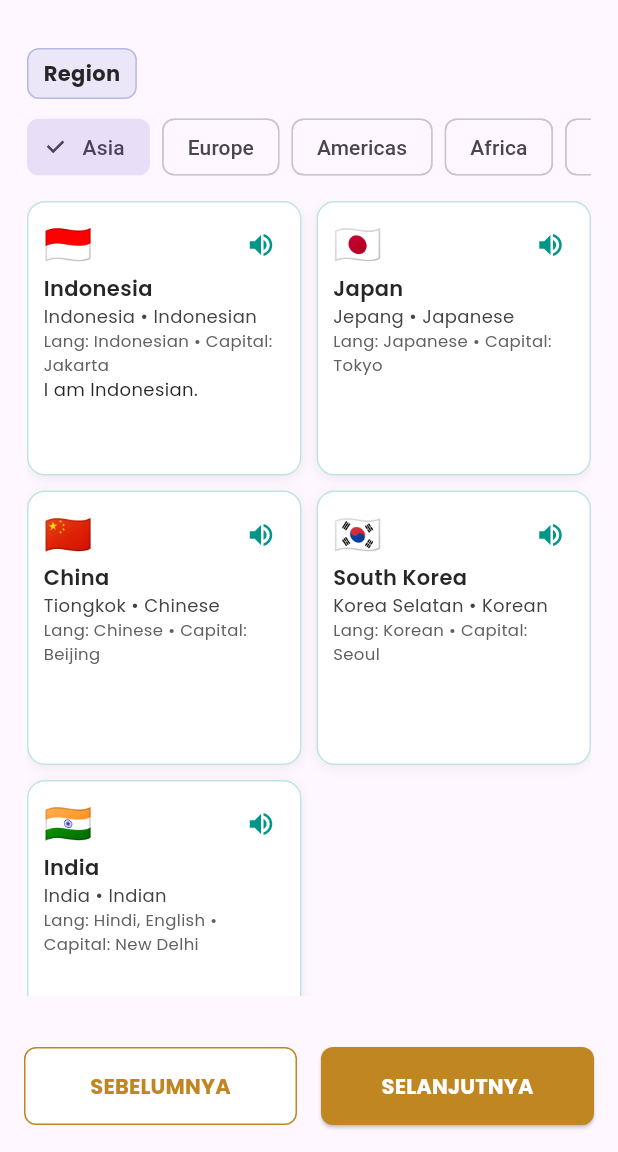
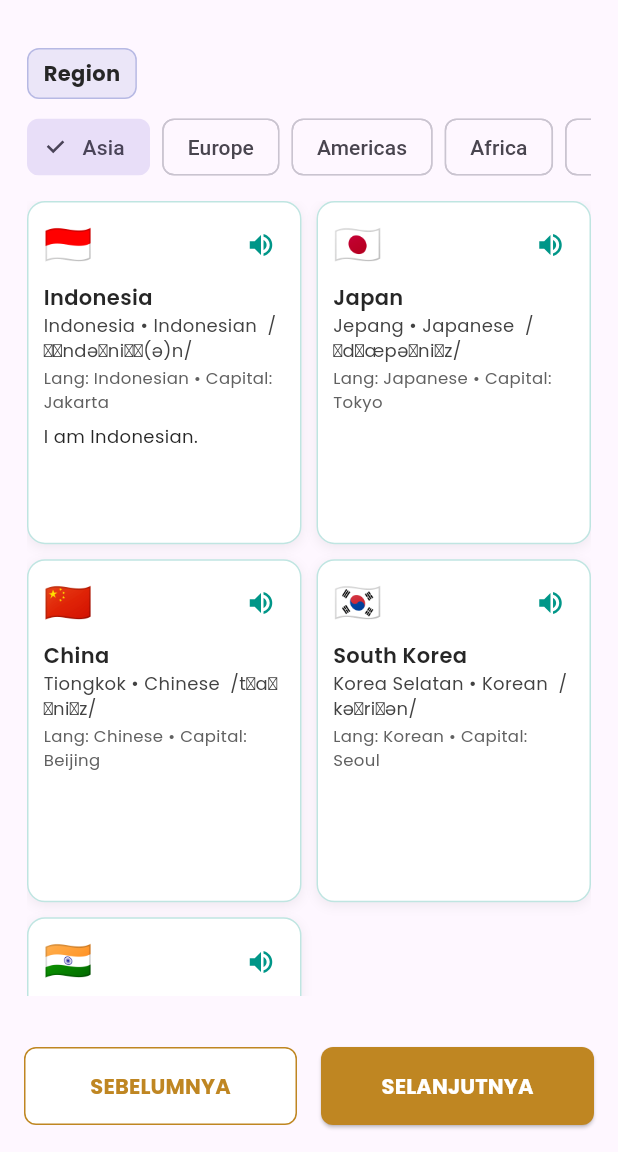
Before and after one commit to riyanari/the_pride, a Flutter app: the CountryPage screen opened by its route, swiped to page 3, on a phone screen of 412 x 824 dp, the part 84-1236 px from its top. Run offline on Flutter 3.47's test engine with Material 3 defaults, Android fonts, the phone set to English and light mode, and no system bars; our stand-ins replace audioplayers, awesome_dialog, google_fonts.

Commit message:
done konsep chapter 6

```diff
--- a/lib/pages/teori/level1/chapter3/jobs/tabs/kosakata_tab.dart
+++ b/lib/pages/teori/level1/chapter3/jobs/tabs/kosakata_tab.dart
@@ -26,7 +26,7 @@ class _JobsKosakataTabState extends State<JobsKosakataTab> {
 
     final width = MediaQuery.of(context).size.width;
     final isNarrow = width < 360;
-    final extent = isNarrow ? 210.0 : 230.0;
+    final extent = isNarrow ? 220.0 : 250.0;
 
     return Padding(
       padding: const EdgeInsets.symmetric(horizontal: 18.0, vertical: 16),
--- a/lib/pages/teori/level1/chapter6/country/country_shared.dart
+++ b/lib/pages/teori/level1/chapter6/country/country_shared.dart
@@ -395,79 +395,73 @@ Widget countryTile(
     child: Padding(
       padding: const EdgeInsets.all(10.0),
       child: Column(
+        mainAxisSize: MainAxisSize.min,                   // ⬅️ penting (tidak minta ruang tak terbatas)
+        crossAxisAlignment: CrossAxisAlignment.start,
         children: [
+          // Bar atas: bendera + tombol audio
           Row(
             mainAxisAlignment: MainAxisAlignment.spaceBetween,
             children: [
               Text(v.flag, style: const TextStyle(fontSize: 26)),
               if (audio != null)
                 SizedBox(
-                  width: 32,
-                  height: 32,
+                  width: 32, height: 32,
                   child: IconButton(
                     padding: EdgeInsets.zero,
-                    constraints: const BoxConstraints.tightFor(
-                      width: 32,
-                      height: 32,
-                    ),
+                    constraints: const BoxConstraints.tightFor(width: 32, height: 32),
                     tooltip: 'Play',
-                    onPressed: () =>
-                        audio.playSound(v.audio ?? kCountryAudioUrl),
+                    onPressed: () => audio.playSound(v.audio ?? kCountryAudioUrl),
                     icon: Icon(Icons.volume_up, color: color, size: 20),
                   ),
                 ),
             ],
           ),
-          Expanded(
-            child: Column(
-              mainAxisSize: MainAxisSize.min,
-              crossAxisAlignment: CrossAxisAlignment.start,
-              children: [
-                Row(
-                  children: [
-                    Expanded(
-                      child: Text(
+          const SizedBox(height: 6),
+
+          // Nama negara (EN)
+          Text(
             v.country,
             style: primaryTextStyle.copyWith(fontWeight: semiBold),
             maxLines: 1,
             overflow: TextOverflow.ellipsis,
           ),
+
+          // Indo + nationality
+          Text(
+            '${v.indo} • ${v.nationality}${v.ipa != null ? '  ${v.ipa}' : ''}',
+            style: primaryTextStyle.copyWith(fontSize: 12, color: Colors.grey[800]),
+            maxLines: 2,
+            overflow: TextOverflow.ellipsis,
+            softWrap: true,
           ),
-                  ],
-                ),
-                Text(
-                  '${v.indo} • ${v.nationality}',
-                  style: primaryTextStyle.copyWith(
-                    fontSize: 12,
-                    color: Colors.grey[800],
-                  ),
-                  maxLines: 1,
-                  overflow: TextOverflow.ellipsis,
-                ),
+
+          // Bahasa & ibu kota (wrap supaya gampang turun baris)
+          const SizedBox(height: 2),
           Text(
             'Lang: ${v.language} • Capital: ${v.capital}',
-                  style: primaryTextStyle.copyWith(
-                    fontSize: 11,
-                    color: Colors.grey[700],
+            style: primaryTextStyle.copyWith(fontSize: 11, color: Colors.grey[700]),
+            maxLines: 3,
+            overflow: TextOverflow.ellipsis,
+            softWrap: true,
           ),
-                  maxLines: null,
-                ),
-                if (v.example != null)
+
+          if (v.example != null) ...[
+            const SizedBox(height: 6),
             Text(
               v.example!,
               style: primaryTextStyle.copyWith(fontSize: 12),
-                    maxLines: 4,
+              maxLines: 3,
               overflow: TextOverflow.ellipsis,
+              softWrap: true,
             ),
           ],
-            ),
-          ),
         ],
       ),
     ),
   );
 }
 
+
 /// Utils
 List<CountryVocab> byRegion(String region) =>
     kCountryVocab.where((e) => e.region == region).toList();
--- a/lib/pages/teori/level1/chapter6/country/tabs/country_vocabulary_tab.dart
+++ b/lib/pages/teori/level1/chapter6/country/tabs/country_vocabulary_tab.dart
@@ -4,6 +4,7 @@ import '../country_shared.dart';
 
 class CountryVocabularyTab extends StatefulWidget {
   const CountryVocabularyTab({super.key});
+
   @override
   State<CountryVocabularyTab> createState() => _CountryVocabularyTabState();
 }
@@ -42,9 +43,13 @@ class _CountryVocabularyTabState extends State<CountryVocabularyTab> {
           const SizedBox(height: 12),
           Expanded(
             child: GridView.builder(
+              shrinkWrap: true,
               itemCount: items.length,
               gridDelegate: const SliverGridDelegateWithFixedCrossAxisCount(
-                crossAxisCount: 2, crossAxisSpacing: 10, mainAxisSpacing: 10, childAspectRatio: 1,
+                crossAxisCount: 2,
+                crossAxisSpacing: 10,
+                mainAxisSpacing: 10,
+                childAspectRatio: 0.8,
               ),
               itemBuilder: (_, i) => countryTile(items[i], audio: audio),
             ),
--- a/lib/pages/teori/level1/chapter6/map_direction/tabs/mapdir_vocabulary_tab.dart
+++ b/lib/pages/teori/level1/chapter6/map_direction/tabs/mapdir_vocabulary_tab.dart
@@ -4,6 +4,7 @@ import '../map_direction_shared.dart';
 
 class MapDirVocabularyTab extends StatefulWidget {
   const MapDirVocabularyTab({super.key});
+
   @override
   State<MapDirVocabularyTab> createState() => _MapDirVocabularyTabState();
 }
@@ -53,9 +54,13 @@ class _MapDirVocabularyTabState extends State<MapDirVocabularyTab> {
           const SizedBox(height: 12),
           Expanded(
             child: GridView.builder(
+              shrinkWrap: true,
               itemCount: items.length,
               gridDelegate: const SliverGridDelegateWithFixedCrossAxisCount(
-                crossAxisCount: 2, crossAxisSpacing: 10, mainAxisSpacing: 10, childAspectRatio: 0.9,
+                crossAxisCount: 2,
+                crossAxisSpacing: 10,
+                mainAxisSpacing: 10,
+                // mainAxisExtent: 150,
               ),
               itemBuilder: (_, i) => vocabTile(items[i], audio: audio),
             ),
```
Lines whose indentation alone changed are shown as unchanged.
